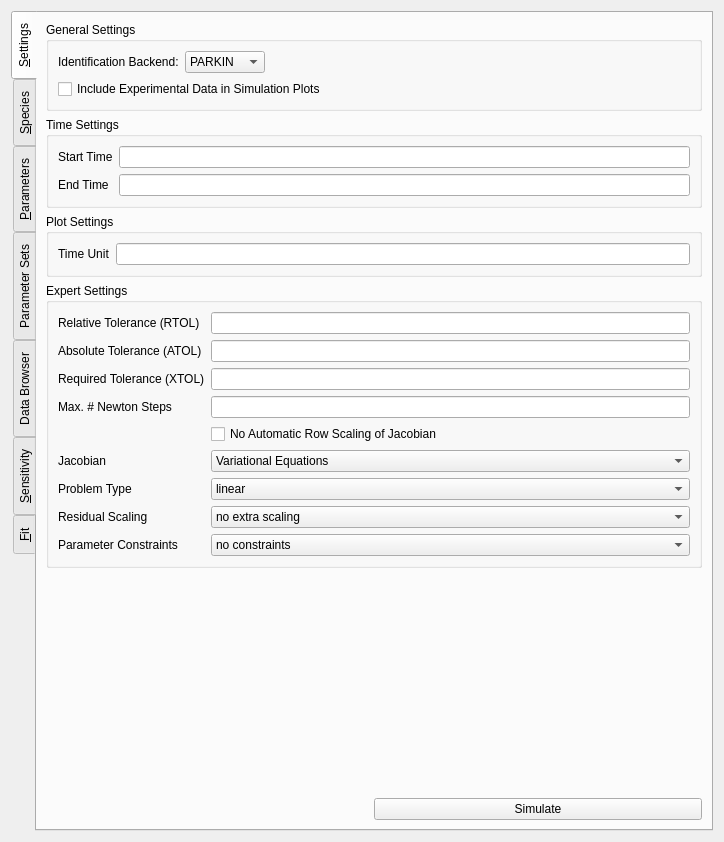
First picture: the form in src/simulationworkbench/simulationworkbench_v4.ui, repository CSB-at-ZIB/BioPARKIN, before the edit.
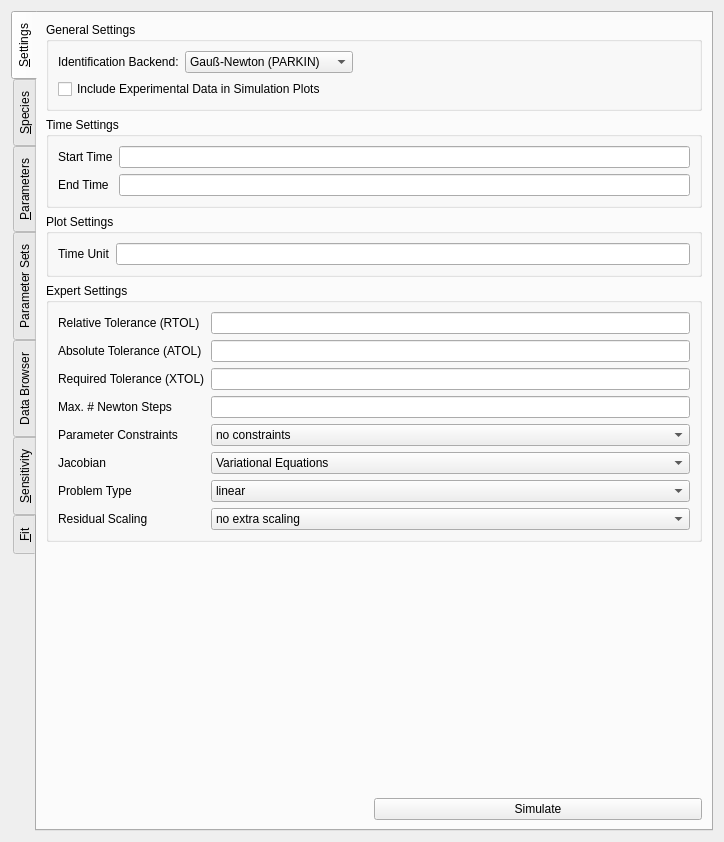
Second picture: the form after the edit.

Patch:
```diff
--- a/src/simulationworkbench/simulationworkbench_v4.ui
+++ b/src/simulationworkbench/simulationworkbench_v4.ui
@@ -61,12 +61,12 @@
              <widget class="QComboBox" name="comboBoxBackendSelect">
               <item>
                <property name="text">
-                <string>PARKIN</string>
+                <string>Gauß-Newton (PARKIN)</string>
                </property>
               </item>
               <item>
                <property name="text">
-                <string>NLSCON</string>
+                <string>Gauß-Newton (NLSCON)</string>
                </property>
               </item>
              </widget>
@@ -158,10 +158,6 @@
            </layout>
           </item>
          </layout>
-         <zorder>lineEditTimeUnit</zorder>
-         <zorder>labelTimeUnit</zorder>
-         <zorder>labelTimeUnit</zorder>
-         <zorder>lineEditTimeUnit</zorder>
         </widget>
        </item>
        <item>
@@ -204,7 +200,7 @@
             </property>
            </widget>
           </item>
-          <item row="0" column="1">
+          <item row="0" column="2">
            <widget class="QLineEdit" name="lineEditRTOL">
             <property name="text">
              <string/>
@@ -233,7 +229,7 @@
             </property>
            </widget>
           </item>
-          <item row="1" column="1">
+          <item row="1" column="2">
            <widget class="QLineEdit" name="lineEditATOL">
             <property name="text">
              <string/>
@@ -256,7 +252,7 @@
             </property>
            </widget>
           </item>
-          <item row="2" column="1">
+          <item row="2" column="2">
            <widget class="QLineEdit" name="lineEditXTOL"/>
           </item>
           <item row="5" column="0">
@@ -273,7 +269,7 @@
             </property>
            </widget>
           </item>
-          <item row="6" column="1">
+          <item row="6" column="2">
            <widget class="QComboBox" name="comboBoxProblemTypeSelect">
             <item>
              <property name="text">
@@ -304,7 +300,7 @@
             </property>
            </widget>
           </item>
-          <item row="7" column="1">
+          <item row="7" column="2">
            <widget class="QComboBox" name="comboBoxResidualScalingSelect">
             <item>
              <property name="text">
@@ -323,35 +319,7 @@
             </item>
            </widget>
           </item>
-          <item row="8" column="0">
-           <widget class="QLabel" name="labelLPOS">
-            <property name="text">
-             <string>Parameter Constraints</string>
-            </property>
-           </widget>
-          </item>
-          <item row="8" column="1">
-           <widget class="QComboBox" name="comboBoxParameterConstraintsSelect">
-            <item>
-             <property name="text">
-              <string>no constraints</string>
-             </property>
-            </item>
-            <item>
-             <property name="text">
-              <string>strictly positive (exponential transformation)</string>
-             </property>
-            </item>
-           </widget>
-          </item>
-          <item row="4" column="1">
-           <widget class="QCheckBox" name="checkBoxNoAutoRowScale">
-            <property name="text">
-             <string>No Automatic Row Scaling of Jacobian</string>
-            </property>
-           </widget>
-          </item>
-          <item row="5" column="1">
+          <item row="5" column="2">
            <widget class="QComboBox" name="comboBoxJacobianSelect">
             <item>
              <property name="text">
@@ -370,7 +338,7 @@
             </item>
            </widget>
           </item>
-          <item row="3" column="1">
+          <item row="3" column="2">
            <widget class="QLineEdit" name="lineEditMaxNumNewtonSteps">
             <property name="text">
              <string/>
@@ -384,6 +352,27 @@
             </property>
            </widget>
           </item>
+          <item row="4" column="0">
+           <widget class="QLabel" name="labelLPOS">
+            <property name="text">
+             <string>Parameter Constraints</string>
+            </property>
+           </widget>
+          </item>
+          <item row="4" column="2">
+           <widget class="QComboBox" name="comboBoxParameterConstraintsSelect">
+            <item>
+             <property name="text">
+              <string>no constraints</string>
+             </property>
+            </item>
+            <item>
+             <property name="text">
+              <string>strictly positive (exponential transformation)</string>
+             </property>
+            </item>
+           </widget>
+          </item>
          </layout>
         </widget>
        </item>
```
Left out of the diff: 34 changed lines with no effect on the pictures.
